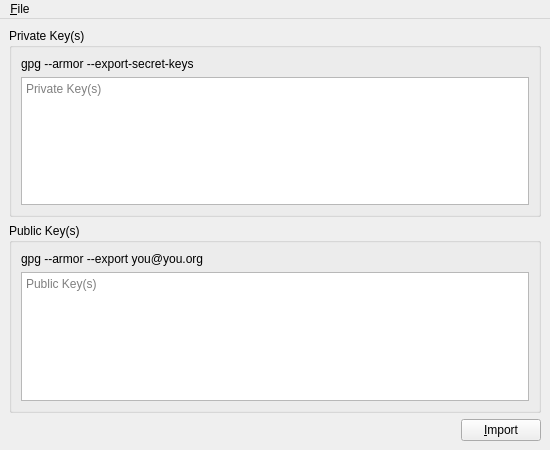
This is branches/trunk/UI/spot-on-rosetta-gpg-import.ui in textbrowser/spot-on as Qt 5 draws it before an edit. The edited form follows.
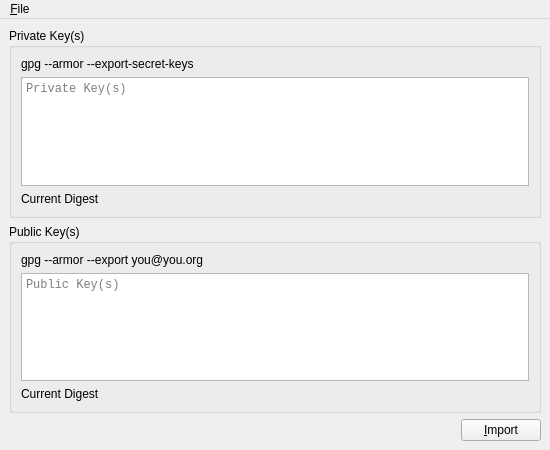
This is the edited form. Icons and pictures are not drawn.

Patch:
```diff
--- a/branches/trunk/UI/spot-on-rosetta-gpg-import.ui
+++ b/branches/trunk/UI/spot-on-rosetta-gpg-import.ui
@@ -31,6 +31,11 @@
        </item>
        <item>
         <widget class="QTextEdit" name="private_keys">
+         <property name="font">
+          <font>
+           <family>Monospace</family>
+          </font>
+         </property>
          <property name="tabChangesFocus">
           <bool>true</bool>
          </property>
@@ -42,6 +47,19 @@
          </property>
         </widget>
        </item>
+       <item>
+        <widget class="QLabel" name="private_keys_digest">
+         <property name="text">
+          <string>Current Digest</string>
+         </property>
+         <property name="wordWrap">
+          <bool>true</bool>
+         </property>
+         <property name="textInteractionFlags">
+          <set>Qt::LinksAccessibleByMouse|Qt::TextSelectableByKeyboard|Qt::TextSelectableByMouse</set>
+         </property>
+        </widget>
+       </item>
       </layout>
      </widget>
     </item>
@@ -60,6 +78,11 @@
        </item>
        <item>
         <widget class="QTextEdit" name="public_keys">
+         <property name="font">
+          <font>
+           <family>Monospace</family>
+          </font>
+         </property>
          <property name="tabChangesFocus">
           <bool>true</bool>
          </property>
@@ -71,6 +94,19 @@
          </property>
         </widget>
        </item>
+       <item>
+        <widget class="QLabel" name="public_keys_digest">
+         <property name="text">
+          <string>Current Digest</string>
+         </property>
+         <property name="wordWrap">
+          <bool>true</bool>
+         </property>
+         <property name="textInteractionFlags">
+          <set>Qt::LinksAccessibleByMouse|Qt::TextSelectableByKeyboard|Qt::TextSelectableByMouse</set>
+         </property>
+        </widget>
+       </item>
       </layout>
      </widget>
     </item>
```
Left out of the diff: 6 changed lines with no effect on the pictures.
